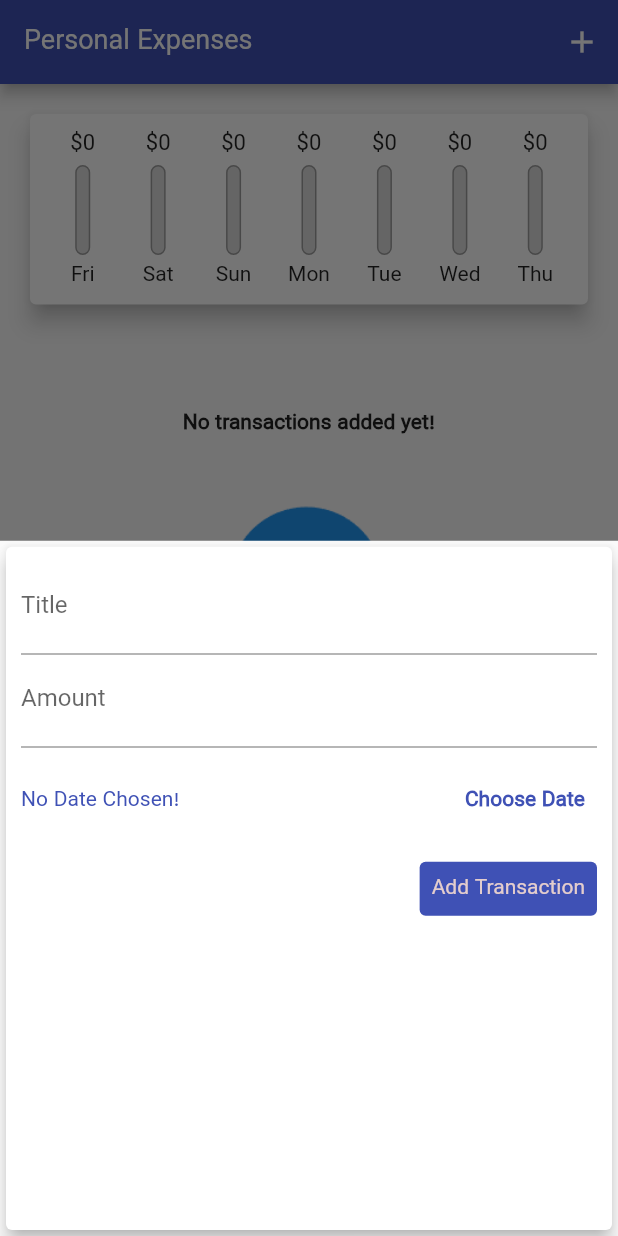
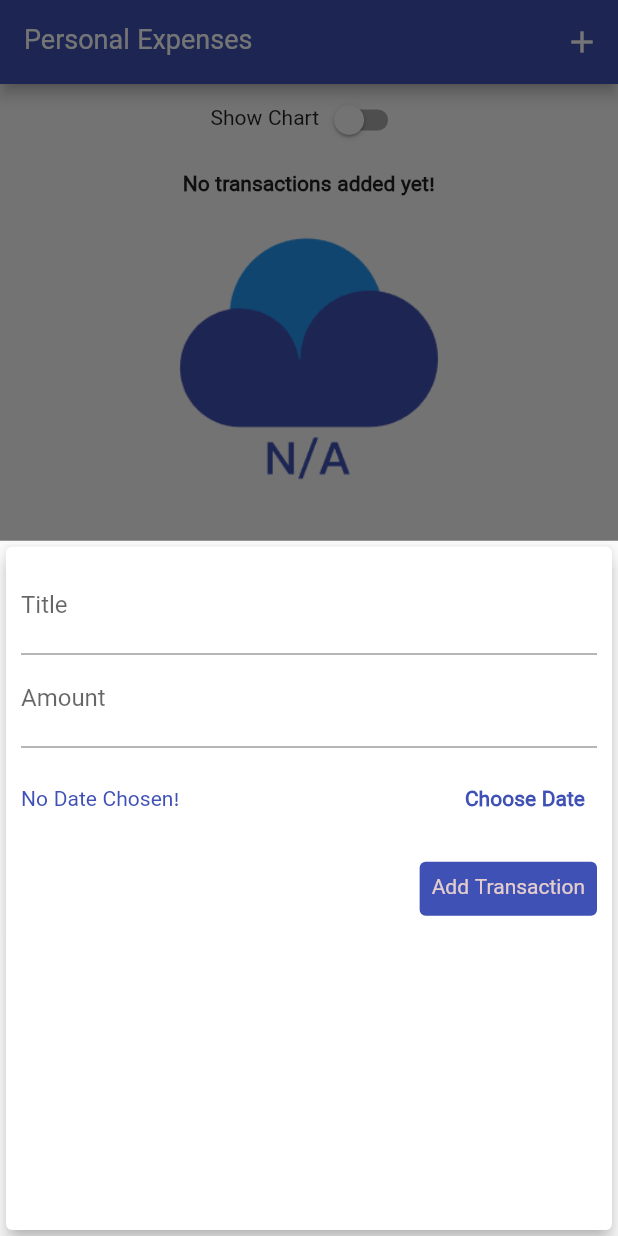
Before and after one commit to khakestari/personal_expenses_app, a Flutter app: the screen it shows after launch, after a tap on the "add" icon, on a phone screen of 412 x 824 dp. Run offline on Flutter 3.47's test engine with Material 2 defaults, Android fonts, the phone set to English and light mode, and no system bars; our stand-ins replace flutter_svg; missing offline and left inert: dart:ffi.

Commit message:
Calculate sizes dynamically and responsive

```diff
--- a/lib/main.dart
+++ b/lib/main.dart
@@ -1,4 +1,5 @@
 import 'package:flutter/material.dart';
+import 'package:flutter/services.dart';
 import 'package:intl/intl.dart';
 
 
@@ -8,7 +9,16 @@ import './widgets/new_transaction.dart';
 import './models/transaction.dart';
 
 
-void main() => runApp(MyApp());
+void main() {
+  // lock to disable landscape mode
+
+  // WidgetsFlutterBinding.ensureInitialized();
+  // SystemChrome.setPreferredOrientations([
+  //   DeviceOrientation.portraitUp,
+  //   DeviceOrientation.portraitDown,
+  // ]);
+  runApp(MyApp());
+}
 
 class MyApp extends StatelessWidget {
   @override
@@ -64,6 +74,9 @@ class _MyHomePageState extends State<MyHomePage> {
       _userTransactions.removeWhere((element) => element.id == id);
     });
   }
+
+  bool _showChart = false;
+
   List<Transaction> get _recentTransactions {
     return _userTransactions.where((element) {
       return element.date.isAfter(DateTime.now().subtract(
@@ -81,22 +94,48 @@ class _MyHomePageState extends State<MyHomePage> {
 
   @override
   Widget build(BuildContext context) {
-    return Scaffold(
-        appBar: AppBar(
+    final appBar = AppBar(
           title: Text('Personal Expenses'),
           actions: <Widget>[
             IconButton(
                 onPressed: () => _startAddNewTransaction(context),
                 icon: Icon(Icons.add))
           ],
-        ),
+    );
+    return Scaffold(
+        appBar: appBar,
         body: SingleChildScrollView(
           child: Column(
           crossAxisAlignment: CrossAxisAlignment.start,
           mainAxisAlignment: MainAxisAlignment.start,
           children: <Widget>[
-              Chart(_recentTransactions),
-              TransactionList(_userTransactions, _deleteTransaction),
+              Row(
+                mainAxisAlignment: MainAxisAlignment.center,
+                children: <Widget>[
+                  Text('Show Chart'),
+                  Switch(
+                      value: _showChart,
+                      onChanged: (val) {
+                        setState(() {
+                          _showChart = val;
+                        });
+                      })
+                ],
+              ),
+              _showChart == true
+                  ? Container(
+                      height: (MediaQuery.of(context).size.height -
+                              appBar.preferredSize.height -
+                              MediaQuery.of(context).padding.top) *
+                          0.3,
+                      child: Chart(_recentTransactions))
+                  : Container(
+                      height: (MediaQuery.of(context).size.height -
+                              appBar.preferredSize.height -
+                              MediaQuery.of(context).padding.top) *
+                          0.7,
+                      child: TransactionList(
+                          _userTransactions, _deleteTransaction)),
             ],
           ),
         ),
--- a/lib/widgets/chart.dart
+++ b/lib/widgets/chart.dart
@@ -34,9 +34,10 @@ class Chart extends StatelessWidget {
   @override
   Widget build(BuildContext context) {
     // print(groupedTransactionsValues.toString());
-    return Card(
+    return Container(
+      height: MediaQuery.of(context).size.height * 0.4,
+      child: Card(
         elevation: 6,
-
         margin: EdgeInsets.all(20),
         child: Padding(
           padding: EdgeInsets.all(10),
@@ -55,6 +56,7 @@ class Chart extends StatelessWidget {
             }).toList(),
           ),
         ),
+      ),
     );
   }
 }
--- a/lib/widgets/chart_bar.dart
+++ b/lib/widgets/chart_bar.dart
@@ -10,17 +10,19 @@ class ChartBar extends StatelessWidget {
 
   @override
   Widget build(BuildContext context) {
-    return Column(
+    return LayoutBuilder(
+      builder: (BuildContext context, BoxConstraints constraints) {
+        return Column(
       children: <Widget>[
         Container(
-            height: 20,
+                height: constraints.maxHeight * 0.15,
             child: FittedBox(
                 child: Text('\$${spendingAmount.toStringAsFixed(0)}'))),
         SizedBox(
-          height: 4,
+              height: constraints.maxHeight * 0.05,
         ),
         Container(
-          height: 60,
+              height: constraints.maxHeight * 0.6,
           width: 10,
           child: Stack(
             children: <Widget>[
@@ -44,10 +46,14 @@ class ChartBar extends StatelessWidget {
           ),
         ),
         SizedBox(
-          height: 4,
+              height: constraints.maxHeight * 0.05,
         ),
-        Text(lable),
+            Container(
+                height: constraints.maxHeight * 0.15,
+                child: FittedBox(child: Text(lable))),
       ],
     );
-  }
+      },
+    );
 }
+}
--- a/lib/widgets/transaction_list.dart
+++ b/lib/widgets/transaction_list.dart
@@ -16,18 +16,18 @@ class TransactionList extends StatelessWidget {
   Widget build(BuildContext context) {
     return Container(
       alignment: Alignment.center,
-      height: 400,
+      height: MediaQuery.of(context).size.height * 0.6,
       child: transactions.isEmpty
           ? Column(children: [
               SizedBox(
-                height: 50,
+                height: 10,
               ),
               Text(
                 'No transactions added yet!',
                 style: Theme.of(context).textTheme.headline6,
               ),
               SizedBox(
-                height: 30,
+                height: 10,
               ),
               Container(
                 height: 200,
```
Lines whose indentation alone changed are shown as unchanged.
